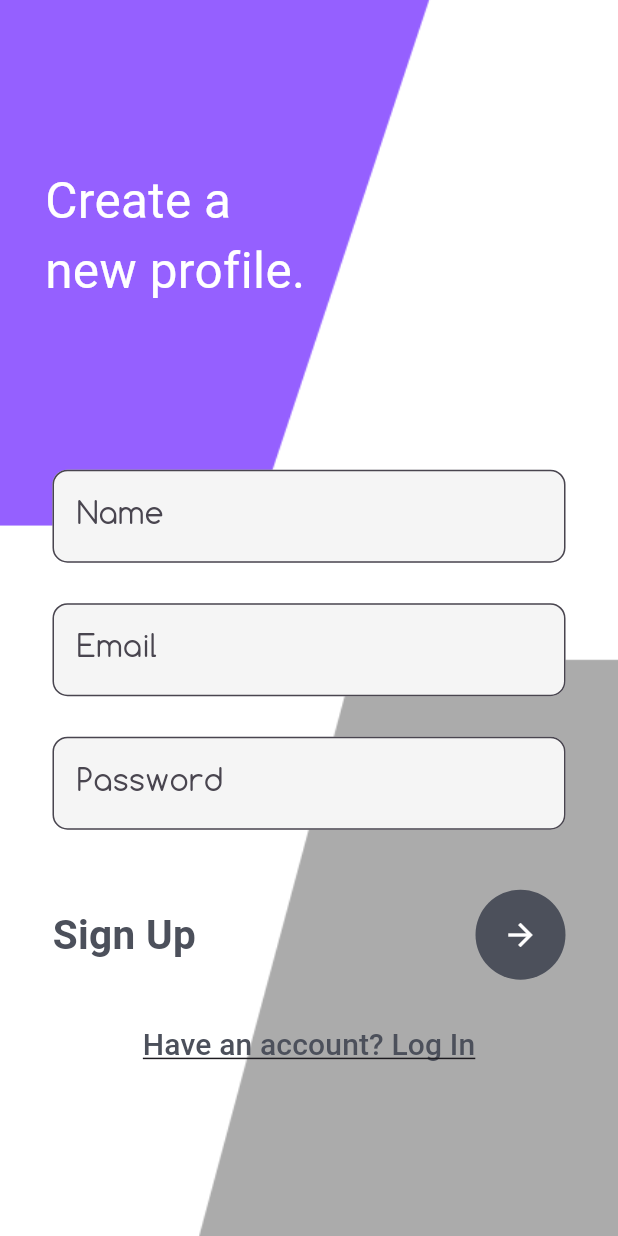
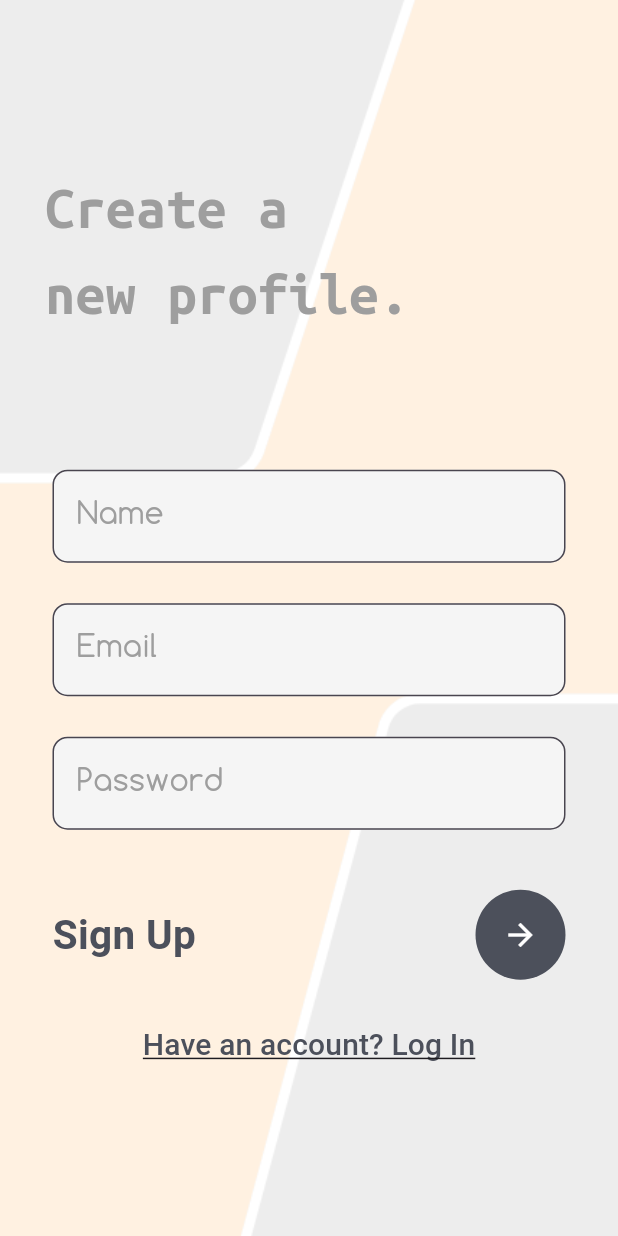
Before and after one commit to softengen/MBTI_Personality_App, a Flutter app: the screen it shows after launch, after a tap on an icon or button, on a phone screen of 412 x 824 dp. Run offline on Flutter 3.47's test engine with Material 3 defaults, Android fonts, the phone set to English and light mode, and no system bars; our stand-ins replace cloud_firestore, firebase_auth, firebase_core; accounts and stored records are empty; network calls fail; Roboto replaces fonts that are missing (Times New Roman); project files that could hold a hidden picture were left out.

Commit message:
upgrading login and sign up page design

```diff
--- a/lib/login_screen.dart
+++ b/lib/login_screen.dart
@@ -1,5 +1,4 @@
 import 'dart:developer';
-
 import 'package:firebase_auth/firebase_auth.dart';
 import 'package:flutter/material.dart';
 import 'package:mbti_app/personalityPage.dart';
@@ -40,6 +39,7 @@ class _LoginPageState extends State<LoginPage> {
   @override
   Widget build(BuildContext context) {
     return Scaffold(
+      backgroundColor: const Color(0xFFFFF1E1),
       body: GestureDetector(
         onTap: () {
           // Hide the keyboard when the screen is tapped
@@ -102,8 +102,9 @@ class _LoginPageState extends State<LoginPage> {
                     style: ElevatedButton.styleFrom(
                       // primary: Colors.white,
                       // onPrimary: Colors.deepPurple,
-                      backgroundColor: Colors.white60,
-                      elevation: 1,
+                      // backgroundColor: const Color(0x001d3c45),
+                      backgroundColor: const Color(0x001d3c45),
+                      elevation: 0.7,
                       shape: RoundedRectangleBorder(
                           borderRadius: BorderRadius.circular(6)),
                       // padding: EdgeInsets.all(1),
--- a/lib/signup.dart
+++ b/lib/signup.dart
@@ -49,8 +49,12 @@ class _SignUpState extends State<SignUp> {
                 child: const Text(
                   "Create a \nnew profile.",
                   style: TextStyle(
-                    color: Colors.white,
-                    fontSize: 33,
+                    color: Colors.grey,
+                    fontWeight: FontWeight.bold,
+                    wordSpacing: 0.5,
+                    fontSize: 40,
+                    fontFamily: "UbuntuMono",
+                    letterSpacing: 0.2,
                   ),
                 ),
               ),
@@ -69,6 +73,10 @@ class _SignUpState extends State<SignUp> {
                             fillColor: Colors.grey.shade100,
                             filled: true,
                             hintText: 'Name',
+                            hintStyle: TextStyle(
+                              fontSize: 20,
+                              color: Colors.grey,
+                            ),
                             border: OutlineInputBorder(
                                 borderRadius: BorderRadius.circular(10))),
                       ),
@@ -79,6 +87,10 @@ class _SignUpState extends State<SignUp> {
                             fillColor: Colors.grey.shade100,
                             filled: true,
                             hintText: 'Email',
+                            hintStyle: TextStyle(
+                              fontSize: 20,
+                              color: Colors.grey,
+                            ),
                             border: OutlineInputBorder(
                                 borderRadius: BorderRadius.circular(10))),
                       ),
@@ -90,6 +102,10 @@ class _SignUpState extends State<SignUp> {
                             fillColor: Colors.grey.shade100,
                             filled: true,
                             hintText: 'Password',
+                            hintStyle: TextStyle(
+                              fontSize: 20,
+                              color: Colors.grey,
+                            ),
                             border: OutlineInputBorder(
                                 borderRadius: BorderRadius.circular(10))),
                       ),
```
Also changed, not shown: assets/images/signup.png.
